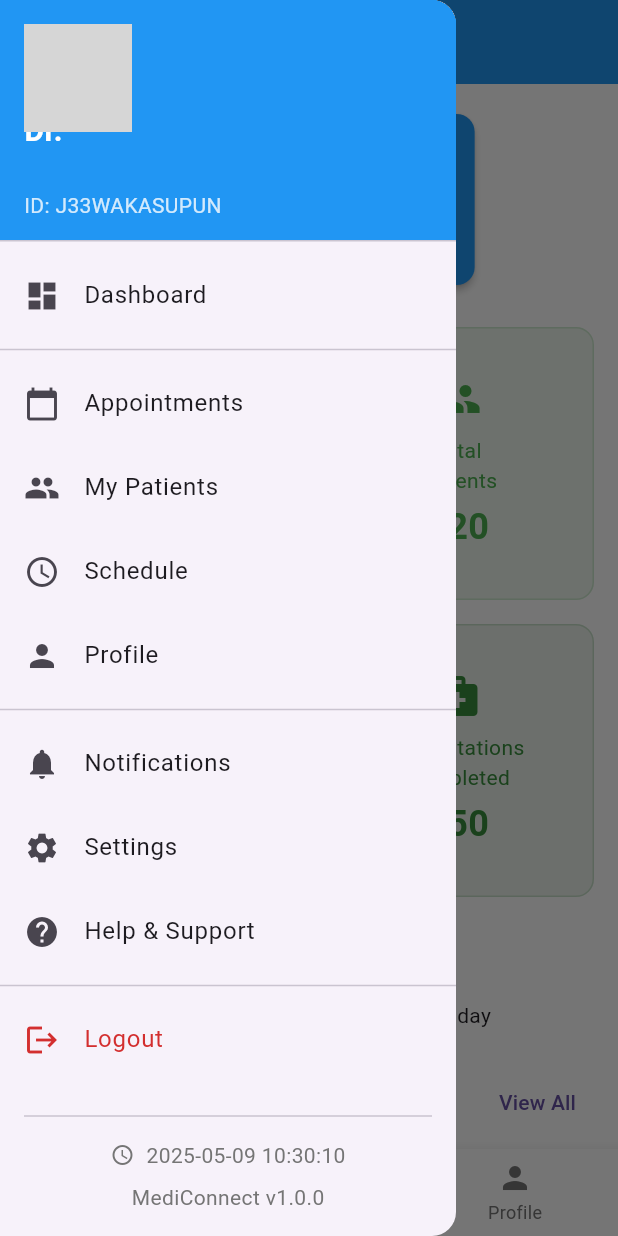
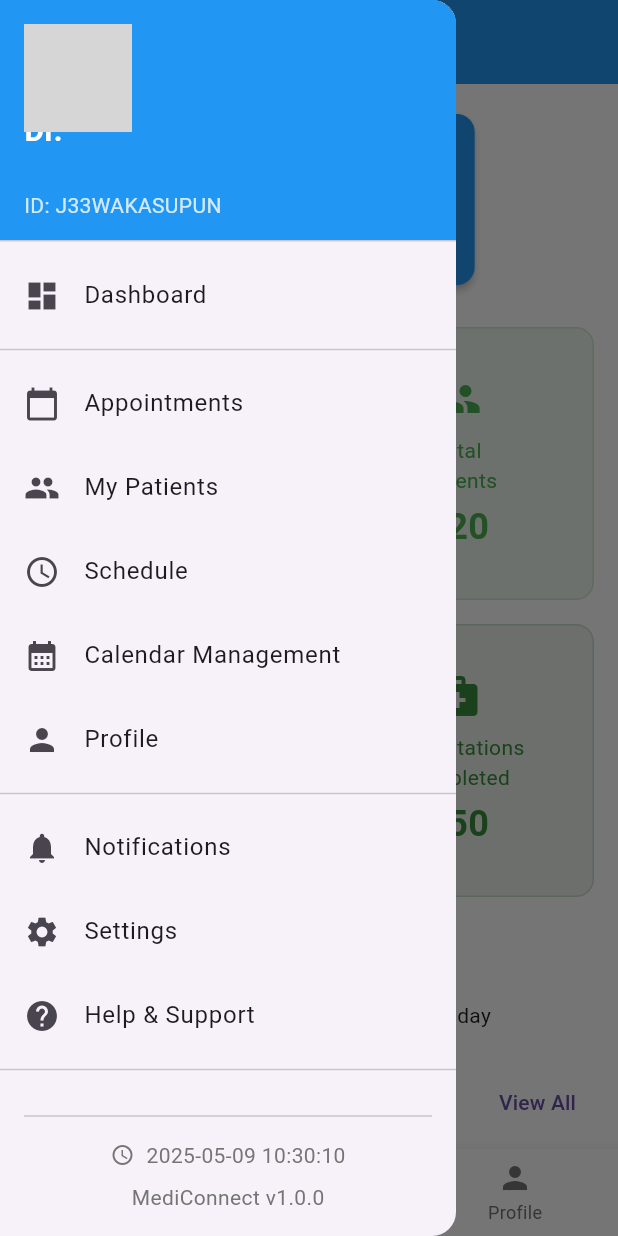
Before and after one commit to J33WAKASUPUN/mediconnect-frontend, a Flutter app: the DoctorDashboard screen opened by its route, with the side drawer open, on a phone screen of 412 x 824 dp. Run offline on Flutter 3.47's test engine with Material 3 defaults, Android fonts, the phone set to English and light mode, and no system bars; our stand-ins replace device_info_plus, dio, image_picker, loading_animation_widget, open_file, permission_handler and 5 more; missing offline and left inert: dart:html, dart:js_interop, webview_flutter_android, webview_flutter_wkwebview; accounts and stored records are empty; network calls fail; grey boxes are pictures that could not be loaded.

Commit message:
Initial commit

```diff
--- a/lib/features/doctor/widgets/doctor_drawer.dart
+++ b/lib/features/doctor/widgets/doctor_drawer.dart
@@ -111,7 +111,15 @@ class _DoctorDrawerState extends State<DoctorDrawer> {
                   title: const Text('Schedule'),
                   onTap: () {
                     Navigator.pop(context);
-                    // TODO: Navigate to schedule management
+                    Navigator.pushNamed(context, '/doctor/calendar');
+                  },
+                ),
+                ListTile(
+                  leading: const Icon(Icons.calendar_month),
+                  title: const Text('Calendar Management'),
+                  onTap: () {
+                    Navigator.pop(context);
+                    Navigator.pushNamed(context, '/doctor/calendar');
                   },
                 ),
                 ListTile(
--- a/lib/main.dart
+++ b/lib/main.dart
@@ -5,6 +5,10 @@ import 'package:flutter/material.dart';
 import 'package:flutter/services.dart';
 import 'package:mediconnect/features/doctor/screens/patient_profile_screen.dart';
 import 'package:mediconnect/features/doctor/screens/patient_list_screen.dart';
+import 'package:mediconnect/features/doctor_calendar/provider/calender_provider.dart';
+import 'package:mediconnect/features/doctor_calendar/provider/todo_provider.dart';
+import 'package:mediconnect/features/doctor_calendar/screens/doctor_calendar.dart';
+import 'package:mediconnect/features/doctor_calendar/screens/working_hours_settings.dart';
 import 'package:mediconnect/features/patient/screens/medical_records_screen.dart';
 import 'package:mediconnect/features/payment/screens/payment_receipt_screen.dart';
 import 'package:mediconnect/features/review/providers/review_provider.dart';
@@ -201,6 +205,14 @@ void main() async {
             apiService: context.read<ApiService>(),
           ),
         ),
+        // Add CalendarProvider
+        ChangeNotifierProvider(
+          create: (context) => CalendarProvider(apiService: apiService),
+        ),
+        // Add TodoProvider
+        ChangeNotifierProvider(
+          create: (context) => TodoProvider(apiService: apiService),
+        ),
       ],
       child: const MyApp(),
     ),
@@ -244,6 +256,11 @@ class MyApp extends StatelessWidget {
 
         // Payment routes (that don't need arguments)
         '/payment/history': (context) => const PaymentHistoryScreen(),
+
+        // Add calendar routes
+        '/doctor/calendar': (context) => const DoctorCalendarScreen(),
+        '/doctor/calendar/working-hours': (context) =>
+            const WorkingHoursSettingsScreen(),
       },
       onGenerateRoute: (settings) {
         // Handle doctor profile
```
